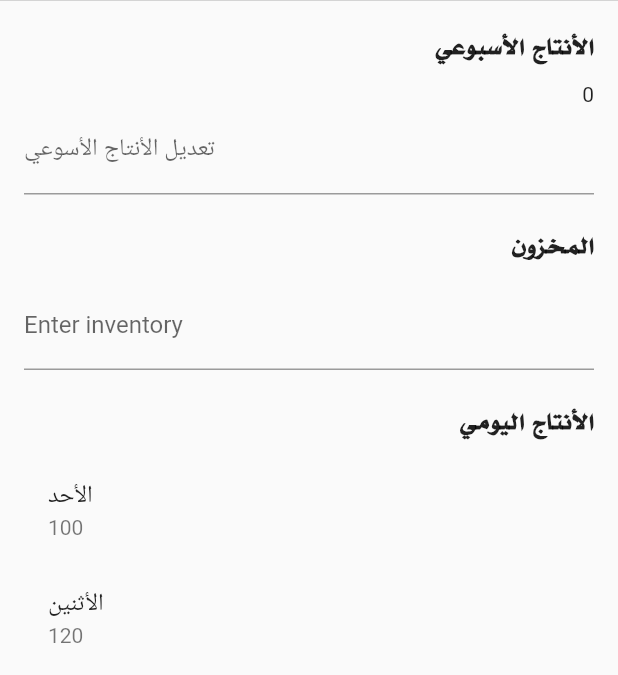
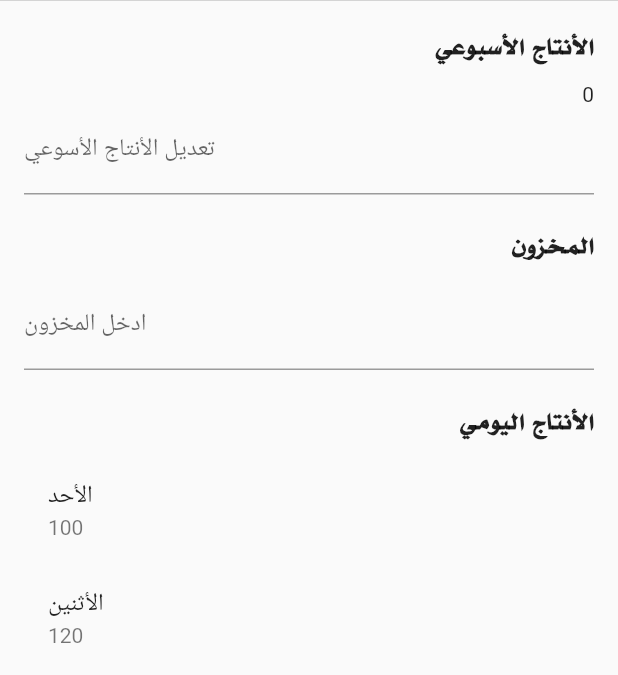
Before and after one commit to sajjad-salam/slab_factory_management, a Flutter app: the ProductionPage screen opened by its route, on a phone screen of 412 x 824 dp, the part 65-740 px from its top. Run offline on Flutter 3.47's test engine with Material 2 defaults, Android fonts, the phone set to English and light mode, and no system bars; our stand-ins replace cloud_firestore, connectivity_plus, firebase_core, get, shared_preferences; accounts and stored records are empty.

Commit message:
Updated code to use the latest version of the flutter SDK.

```diff
--- a/lib/screens/home/home.dart
+++ b/lib/screens/home/home.dart
@@ -1,6 +1,5 @@
 import 'package:flutter/cupertino.dart';
 import 'package:flutter/material.dart';
-import 'package:get/get.dart';
 
 import '../../widgets/mybutton.dart';
 
@@ -91,7 +90,7 @@ class _champ_screenState extends State<home_screen> {
                   height: 10), // Adjust the spacing between the items
 
               mybutton(
-                rout: "",
+                rout: "/report",
                 size: MediaQuery.of(context).size,
                 name: 'الجرد الشهري',
                 icon: const Icon(Icons.library_books_outlined),
--- a/lib/screens/production_page.dart
+++ b/lib/screens/production_page.dart
@@ -2,7 +2,10 @@ import 'package:flutter/cupertino.dart';
 import 'package:flutter/material.dart';
 
 class ProductionPage extends StatefulWidget {
+  const ProductionPage({super.key});
+
   @override
+  // ignore: library_private_types_in_public_api
   _ProductionPageState createState() => _ProductionPageState();
 }
 
@@ -86,7 +89,7 @@ class _ProductionPageState extends State<ProductionPage> {
           mainAxisAlignment: MainAxisAlignment.end,
           crossAxisAlignment: CrossAxisAlignment.end,
           children: [
-            Text(
+            const Text(
               textAlign: TextAlign.end,
               'الأنتاخ الأسبوعي',
               style: TextStyle(
@@ -94,8 +97,8 @@ class _ProductionPageState extends State<ProductionPage> {
                   fontWeight: FontWeight.bold,
                   fontFamily: "myfont"),
             ),
-            SizedBox(height: 10),
-            Text("0"),
+            const SizedBox(height: 10),
+            const Text("0"),
             TextField(
               controller: productionController,
               onChanged: (value) {
@@ -103,19 +106,19 @@ class _ProductionPageState extends State<ProductionPage> {
                   production = value;
                 });
               },
-              decoration: InputDecoration(
+              decoration: const InputDecoration(
                 labelText: 'تعديل الأنتاج الأسوعي',
               ),
             ),
-            SizedBox(height: 20),
-            Text(
+            const SizedBox(height: 20),
+            const Text(
               'المخزون',
               style: TextStyle(
                   fontSize: 20,
                   fontWeight: FontWeight.bold,
                   fontFamily: "myfont"),
             ),
-            SizedBox(height: 10),
+            const SizedBox(height: 10),
             TextField(
               controller: inventoryController,
               onChanged: (value) {
@@ -123,19 +126,19 @@ class _ProductionPageState extends State<ProductionPage> {
                   inventory = value;
                 });
               },
-              decoration: InputDecoration(
-                labelText: 'Enter inventory',
+              decoration: const InputDecoration(
+                labelText: 'ادخل المخزون',
               ),
             ),
-            SizedBox(height: 20),
-            Text(
+            const SizedBox(height: 20),
+            const Text(
               'الأنتاخ اليومي',
               style: TextStyle(
                   fontSize: 20,
                   fontWeight: FontWeight.bold,
                   fontFamily: "myfont"),
             ),
-            SizedBox(height: 10),
+            const SizedBox(height: 10),
             Expanded(
               child: ListView.builder(
                 itemCount: weeklySchedule.length,
@@ -145,7 +148,7 @@ class _ProductionPageState extends State<ProductionPage> {
                   String productionNumber = scheduleEntry.split(': ')[1];
                   return ListTile(
                     title: Text(day),
-                    subtitle: Text('$productionNumber'),
+                    subtitle: Text(productionNumber),
                     onTap: () {
                       openDayPage(day);
                     },
@@ -153,7 +156,7 @@ class _ProductionPageState extends State<ProductionPage> {
                 },
               ),
             ),
-            SizedBox(height: 20),
+            const SizedBox(height: 20),
           ],
         ),
       ),
@@ -172,6 +175,7 @@ class DayPage extends StatefulWidget {
   }) : super(key: key);
 
   @override
+  // ignore: library_private_types_in_public_api
   _DayPageState createState() => _DayPageState();
 }
 
@@ -197,7 +201,7 @@ class _DayPageState extends State<DayPage> {
         previousPageTitle: "رجوع",
         middle: Text(
           'انتاخ ${widget.day} ',
-          style: TextStyle(fontFamily: "myfont"),
+          style: const TextStyle(fontFamily: "myfont"),
         ),
       ),
       body: Padding(
@@ -205,22 +209,22 @@ class _DayPageState extends State<DayPage> {
         child: Column(
           crossAxisAlignment: CrossAxisAlignment.end,
           children: [
-            SizedBox(height: 10),
+            const SizedBox(height: 10),
             TextField(
               controller: productionController,
-              decoration: InputDecoration(
+              decoration: const InputDecoration(
                 labelText: 'ادخل كمية الأنتاج',
               ),
             ),
-            SizedBox(height: 20),
+            const SizedBox(height: 20),
             ElevatedButton(
               onPressed: () {
                 String updatedProduction = productionController.text;
                 Navigator.pop(context, updatedProduction);
               },
-              child: Text('تعديل'),
+              child: const Text('تعديل'),
             ),
-            SizedBox(height: 10),
+            const SizedBox(height: 10),
           ],
         ),
       ),
```
Also changed, not shown: lib/main.dart (+9 -4 lines), lib/screens/Incoming_page.dart (+27 -22 lines), lib/screens/list_page.dart (added, +85 -0 lines), lib/screens/login_page.dart (+4 -3 lines), lib/screens/notes_page.dart (+5 -2 lines), lib/screens/out_page.dart (+14 -19 lines), lib/screens/report_page.dart (added, +43 -0 lines), lib/widgets/mybutton.dart (+4 -6 lines).
